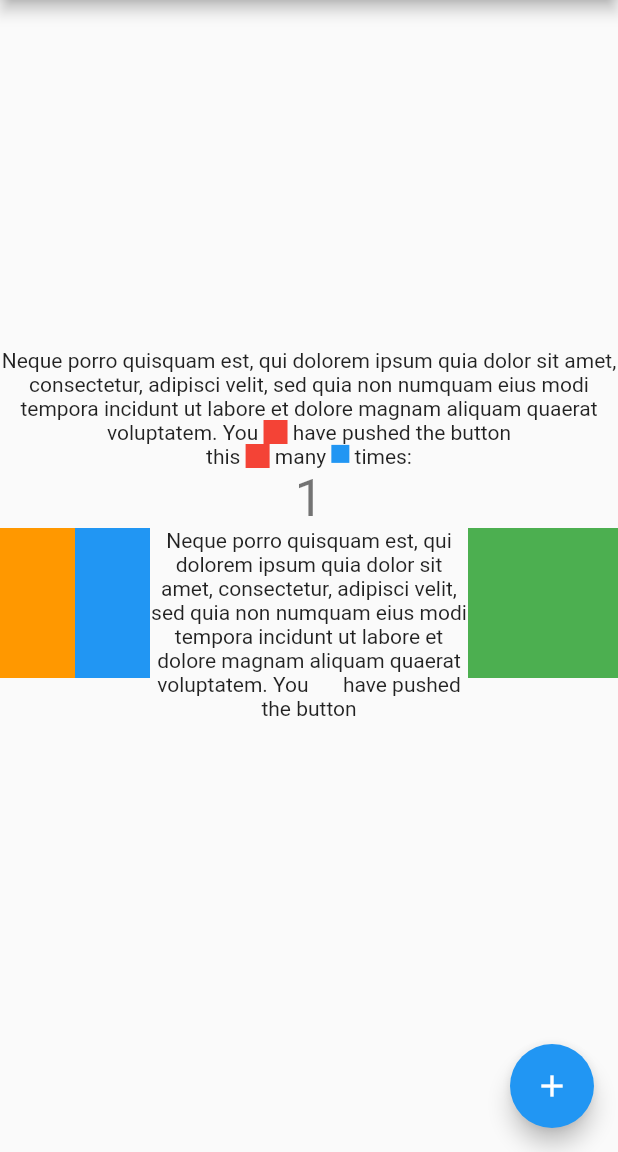
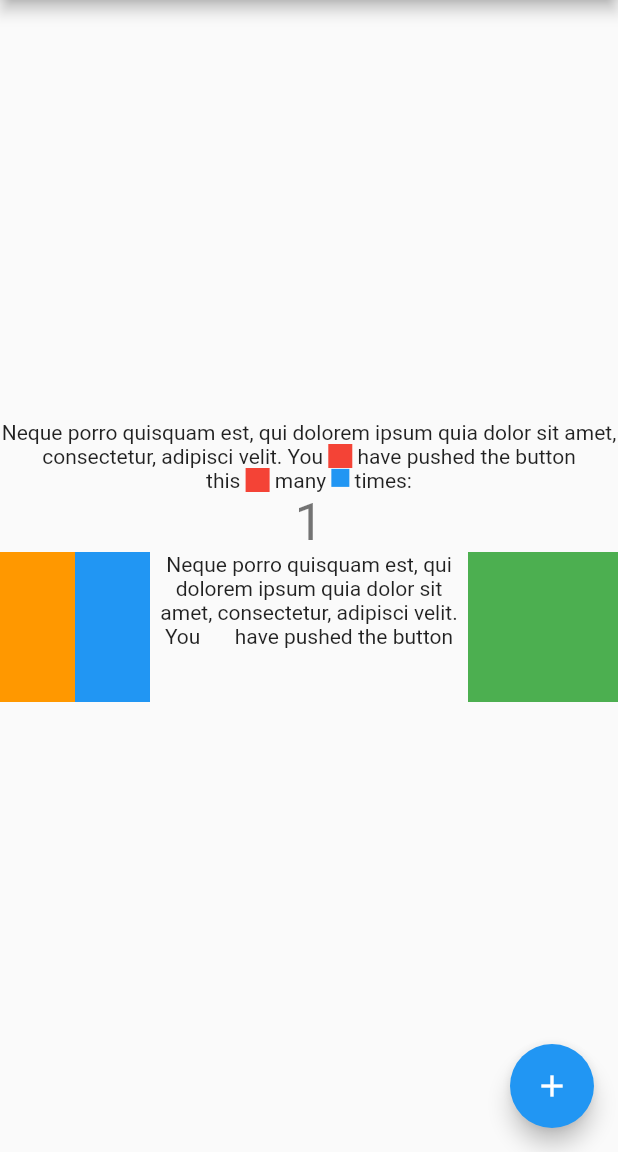
Before and after one commit to ronjb/float_column, a Flutter app: the screen it shows after launch, after a tap on the "add" icon, on a phone screen of 412 x 824 dp, the part 84-1236 px from its top. Run offline on Flutter 3.47's test engine with Material 2 defaults, Android fonts, the light colour scheme and no system bars.

Commit message:
Just some code cleanup, getting ready to implement text wrapping.

```diff
--- a/example/lib/main.dart
+++ b/example/lib/main.dart
@@ -95,9 +95,7 @@ class _MyHomePageState extends State<MyHomePage> {
 TextSpan getText1() => TextSpan(children: [
       const TextSpan(
           text: 'Neque porro quisquam est, qui dolorem '
-              'ipsum quia dolor sit amet, consectetur, adipisci velit, sed quia '
-              'non numquam eius modi tempora incidunt ut labore et dolore magnam '
-              'aliquam quaerat voluptatem. '),
+              'ipsum quia dolor sit amet, consectetur, adipisci velit. '),
       const TextSpan(text: 'You '),
       WidgetSpan(child: Container(width: 16, height: 16, color: Colors.red)),
       const TextSpan(text: ' have pushed the button')
--- a/lib/src/render_float_column.dart
+++ b/lib/src/render_float_column.dart
@@ -379,13 +379,9 @@ class RenderFloatColumn extends RenderBox
         child.layout(childConstraints, parentUsesSize: true);
         final childSize = child.size;
 
-        var yPos = yPosNext;
-        var minX = 0.0;
-        var maxX = maxWidth;
-
         var alignment = crossAxisAlignment;
 
-        // Does it float?
+        // Should this child widget be floated to the left or right?
         List<Rect>? addToFloatRects;
         if (tag.float != FCFloat.none) {
           final float = resolveFloat(tag.float, withDir: textDirection);
@@ -399,14 +395,14 @@ class RenderFloatColumn extends RenderBox
           }
         }
 
+        var yPos = yPosNext;
+
+        // Check for `clear` and adjust `yPos` accordingly.
         final clear = resolveClear(tag.clear, withDir: textDirection);
-
-        // Position below the bottom float-left rect?
         if (clear == FCClear.left || clear == FCClear.both) yPos = floatL.maxY(yPos);
-
-        // Position below the bottom float-right rect?
         if (clear == FCClear.right || clear == FCClear.both) yPos = floatR.maxY(yPos);
 
+        // Find space for this widget...
         final rect = findSpaceFor(
           startY: yPos,
           width: childSize.width,
@@ -416,10 +412,9 @@ class RenderFloatColumn extends RenderBox
           floatR: floatR,
         );
         yPos = rect.top;
-        minX = rect.left;
-        maxX = rect.right;
 
-        final xPos = xPosForChildWithWidth(child.size.width, alignment, minX, maxX);
+        // Calculate `xPos` based on alignment and available space.
+        final xPos = xPosForChildWithWidth(child.size.width, alignment, rect.left, rect.right);
         childParentData.offset = Offset(xPos, yPos);
 
         if (addToFloatRects != null) {
@@ -438,8 +433,6 @@ class RenderFloatColumn extends RenderBox
       //
       else if (el is WrappableText) {
         final rph = _cache[el.key]!;
-        double xPos;
-        var yPos = yPosNext;
 
         // If this paragraph has inline widget children, first set placeholder dimensions.
         if (child != null && child.tag.index == i) {
@@ -447,12 +440,11 @@ class RenderFloatColumn extends RenderBox
               child, constraints, el.textScaleFactor ?? defaultTextScaleFactor);
         }
 
+        var yPos = yPosNext;
+
+        // Check for `clear` and adjust `yPos` accordingly.
         final clear = resolveClear(el.clear, withDir: textDirection);
-
-        // Position below the bottom float-left rect?
         if (clear == FCClear.left || clear == FCClear.both) yPos = floatL.maxY(yPos);
-
-        // Position below the bottom float-right rect?
         if (clear == FCClear.right || clear == FCClear.both) yPos = floatR.maxY(yPos);
 
         // What's the available space at `yPos` for the first line of text?
@@ -462,7 +454,9 @@ class RenderFloatColumn extends RenderBox
         // Layout the text and inline widget children.
         rph.layout(childConstraints.copyWith(maxWidth: rect.width));
 
-        xPos = xPosForChildWithWidth(rph.painter.width, crossAxisAlignment, rect.left, rect.right);
+        // Calculate `xPos` based on alignment and available space.
+        final xPos =
+            xPosForChildWithWidth(rph.painter.width, crossAxisAlignment, rect.left, rect.right);
 
         // If this paragraph has inline widget children, set the `offset` and `scale` for each.
         if (child != null && child.tag.index == i) {
```
